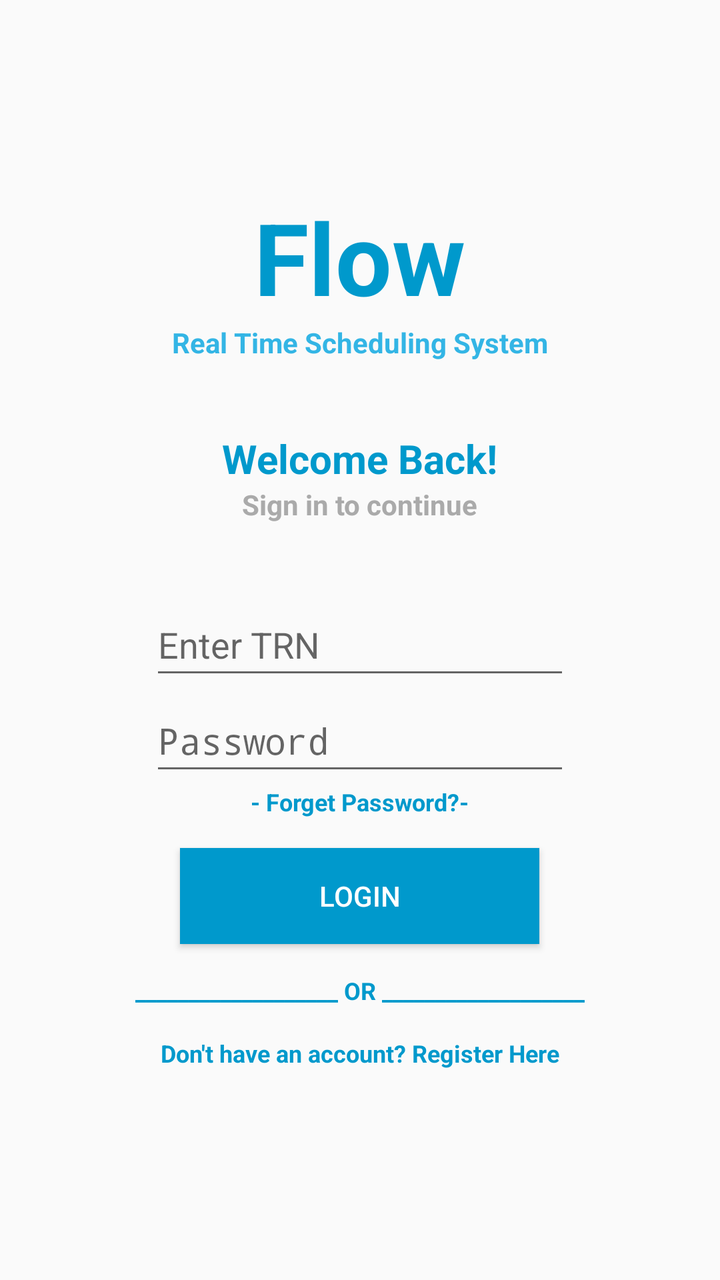
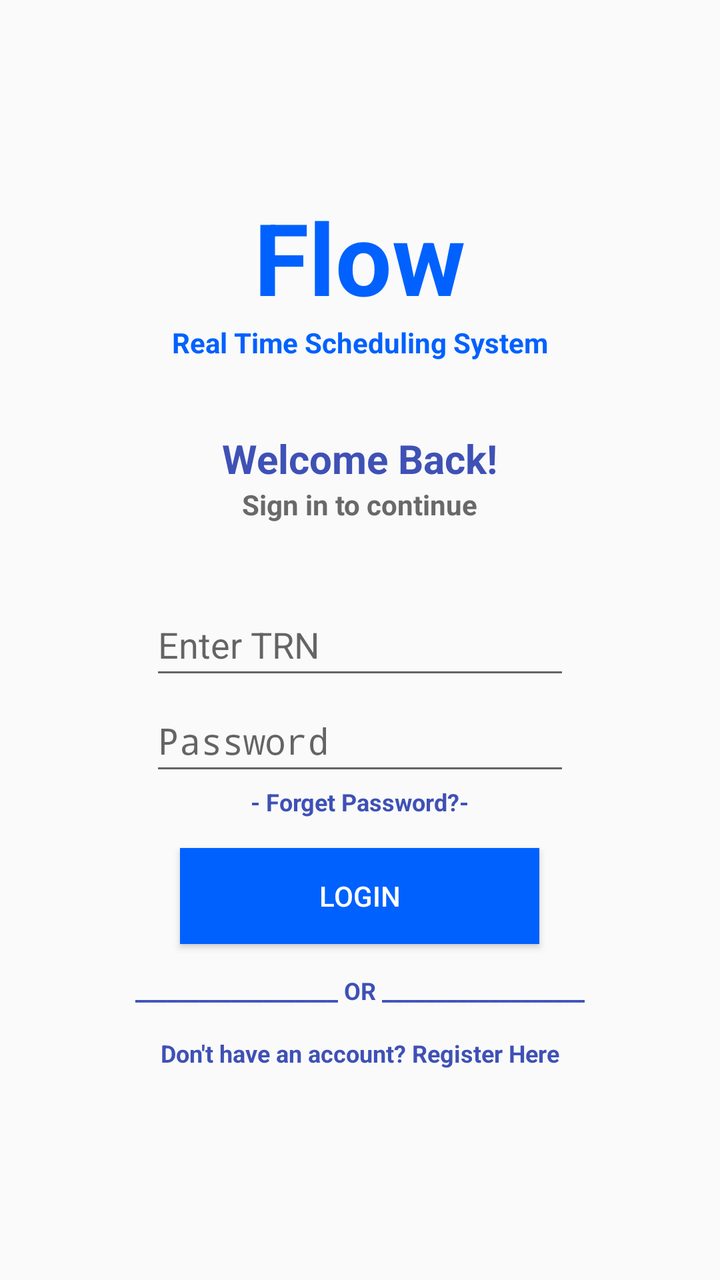

The first picture is an Android layout as it rendered before a commit; the second is the same layout after the commit. The layout source and the unified diff follow.
<!-- AndroidManifest.xml: application theme Theme.FlowApp -->
<!-- res/layout/login.xml -->
<?xml version="1.0" encoding="utf-8"?>
<LinearLayout xmlns:android="http://schemas.android.com/apk/res/android"
    xmlns:tools="http://schemas.android.com/tools"
    android:orientation="vertical"
    android:layout_width="match_parent"
    android:layout_height="match_parent">

    <TextView
        android:text="@string/flow_name"
        android:textSize="50sp"
        android:textColor="@android:color/holo_blue_dark"
        android:textStyle="bold"
        android:id="@+id/FlowName"
        android:layout_gravity="center"
        android:layout_width="wrap_content"
        android:layout_height="wrap_content"
        android:layout_marginTop="95dp"
        />

    <TextView
        android:text="@string/real_time"
        android:textColor="@android:color/holo_blue_light"
        android:textStyle="bold"
        android:id="@+id/rtss"
        android:layout_gravity="center"
        android:layout_width="wrap_content"
        android:layout_height="wrap_content"
        />

    <TextView
        android:text="@string/welcome"
        android:textColor="@android:color/holo_blue_dark"
        android:textSize="20sp"
        android:textStyle="bold"
        android:id="@+id/wb"
        android:layout_gravity="center"
        android:layout_width="wrap_content"
        android:layout_height="wrap_content"
        android:layout_marginTop="35dp"
        />

    <TextView
        android:text="@string/signToContinue"
        android:textColor="@android:color/darker_gray"
        android:textSize="14sp"
        android:textStyle="bold"
        android:id="@+id/signToContinue"
        android:layout_gravity="center"
        android:layout_width="wrap_content"
        android:layout_height="wrap_content"
        android:layout_marginBottom="35dp"
        />

    <EditText
        android:hint="@string/inputTRN"
        android:id="@+id/loginTRN"
        android:layout_width="wrap_content"
        android:layout_height="wrap_content"
        android:layout_gravity="center"
        android:ems="10"
        android:minHeight="48dp"
        android:inputType="number"
        android:autofillHints="username"
        />

    <EditText
        android:hint="@string/password"
        android:id="@+id/loginPassword"
        android:layout_width="wrap_content"
        android:layout_height="wrap_content"
        android:layout_gravity="center"
        android:ems="10"
        android:inputType="textPassword"
        android:minHeight="48dp"
        android:autofillHints="password"
        />

    <TextView
        android:id="@+id/forgetBtn"
        android:layout_width="wrap_content"
        android:layout_height="wrap_content"
        android:layout_gravity="center"
        android:text="@string/forget_pass"
        android:textColor="@android:color/holo_blue_dark"
        android:textSize="12sp"
        android:textStyle="bold"
        android:layout_marginBottom="15dp"
        />

    <Button
        android:text="@string/login"
        android:layout_width="wrap_content"
        android:layout_height="wrap_content"
        android:layout_gravity="center"
        android:textColor="@color/white"
        android:id="@+id/loginBtn"
        android:ems="11"
        android:background="@android:color/holo_blue_dark"
        android:layout_marginBottom="15dp"
        />

    <TextView
        android:id="@+id/orToRegister"
        android:layout_width="wrap_content"
        android:layout_height="wrap_content"
        android:layout_gravity="center"
        android:text="@string/orOption"
        android:textColor="@android:color/holo_blue_dark"
        android:textSize="12sp"
        android:textStyle="bold"
        android:layout_marginBottom="15dp"
        />

    <TextView
        android:id="@+id/registerBtn"
        android:layout_width="wrap_content"
        android:layout_height="wrap_content"
        android:layout_gravity="center"
        android:text="@string/noAccount"
        android:textColor="@android:color/holo_blue_dark"
        android:textSize="12sp"
        android:textStyle="bold"
        android:layout_marginBottom="15dp"
        />

</LinearLayout>
<!-- resources referenced by this layout -->
<resources>
  <color name="white">#FFFFFFFF</color>
  <string name="flow_name">Flow</string>
  <string name="forget_pass">- Forget Password?- </string>
  <string name="inputTRN">Enter TRN</string>
  <string name="login">Login</string>
  <string name="noAccount">Don\'t have an account? Register Here</string>
  <string name="orOption">___________________   OR   ___________________</string>
  <string name="password">Password</string>
  <string name="real_time">Real Time Scheduling System</string>
  <string name="signToContinue">Sign in to continue</string>
  <string name="welcome">Welcome Back!</string>
  <style name="Theme.FlowApp" parent="android:Theme.Material.Light.NoActionBar" />
</resources>

<!-- the commit's change to res/layout/login.xml (unified diff, before → after) -->
@@ -8,7 +8,7 @@
     <TextView
         android:text="@string/flow_name"
         android:textSize="50sp"
-        android:textColor="@android:color/holo_blue_dark"
+        android:textColor="@color/sonic"
         android:textStyle="bold"
         android:id="@+id/FlowName"
         android:layout_gravity="center"
@@ -19,7 +19,7 @@
 
     <TextView
         android:text="@string/real_time"
-        android:textColor="@android:color/holo_blue_light"
+        android:textColor="@color/sonic"
         android:textStyle="bold"
         android:id="@+id/rtss"
         android:layout_gravity="center"
@@ -29,7 +29,7 @@
 
     <TextView
         android:text="@string/welcome"
-        android:textColor="@android:color/holo_blue_dark"
+        android:textColor="@color/dark_blue"
         android:textSize="20sp"
         android:textStyle="bold"
         android:id="@+id/wb"
@@ -41,7 +41,7 @@
 
     <TextView
         android:text="@string/signToContinue"
-        android:textColor="@android:color/darker_gray"
+        android:textColor="@color/dark_gray"
         android:textSize="14sp"
         android:textStyle="bold"
         android:id="@+id/signToContinue"
@@ -81,7 +81,7 @@
         android:layout_height="wrap_content"
         android:layout_gravity="center"
         android:text="@string/forget_pass"
-        android:textColor="@android:color/holo_blue_dark"
+        android:textColor="@color/dark_blue"
         android:textSize="12sp"
         android:textStyle="bold"
         android:layout_marginBottom="15dp"
@@ -95,7 +95,7 @@
         android:textColor="@color/white"
         android:id="@+id/loginBtn"
         android:ems="11"
-        android:background="@android:color/holo_blue_dark"
+        android:background="@color/sonic"
         android:layout_marginBottom="15dp"
         />
 
@@ -105,7 +105,7 @@
         android:layout_height="wrap_content"
         android:layout_gravity="center"
         android:text="@string/orOption"
-        android:textColor="@android:color/holo_blue_dark"
+        android:textColor="@color/dark_blue"
         android:textSize="12sp"
         android:textStyle="bold"
         android:layout_marginBottom="15dp"
@@ -117,7 +117,7 @@
         android:layout_height="wrap_content"
         android:layout_gravity="center"
         android:text="@string/noAccount"
-        android:textColor="@android:color/holo_blue_dark"
+        android:textColor="@color/dark_blue"
         android:textSize="12sp"
         android:textStyle="bold"
         android:layout_marginBottom="15dp"
<!-- resource entries referenced after the edit -->
@@ -1,5 +1,8 @@
 <!-- resources referenced by this layout -->
 <resources>
+  <color name="dark_blue">#3F51B5</color>
+  <color name="dark_gray">#696969</color>
+  <color name="sonic">#0061FE</color>
   <color name="white">#FFFFFFFF</color>
   <string name="flow_name">Flow</string>
   <string name="forget_pass">- Forget Password?- </string>
